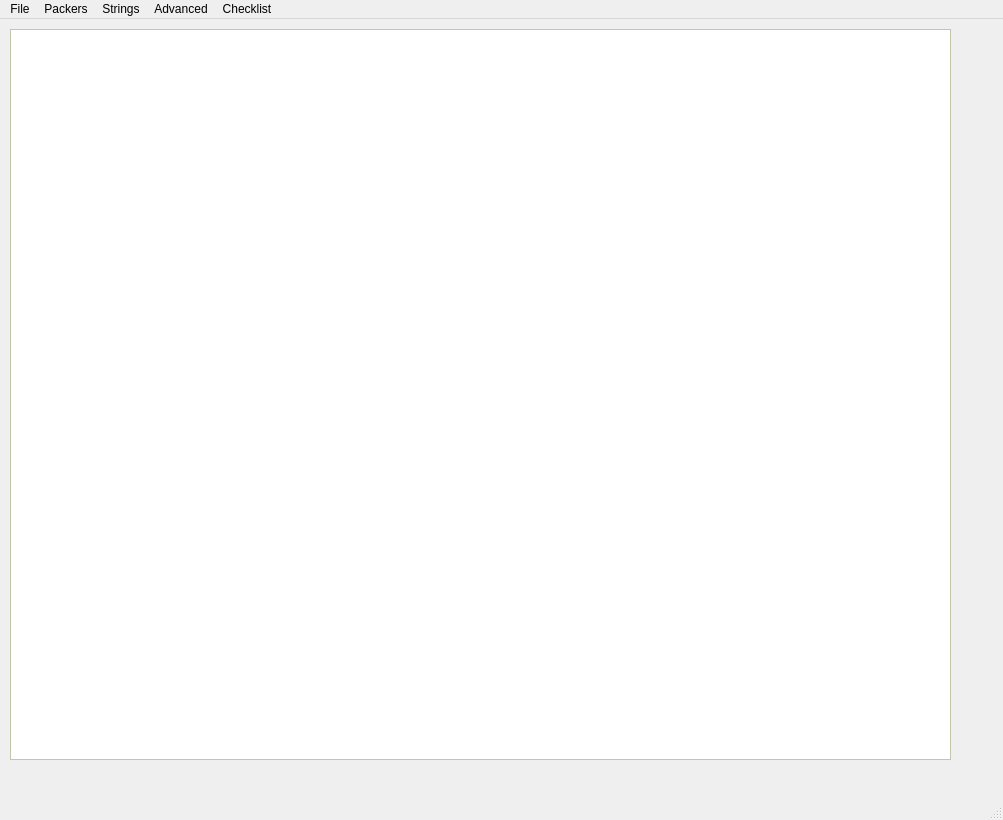
Before: the Qt Designer form mainwindow.ui in briantobin256/Static-File-Analysis-Tool, drawn with Qt 5.
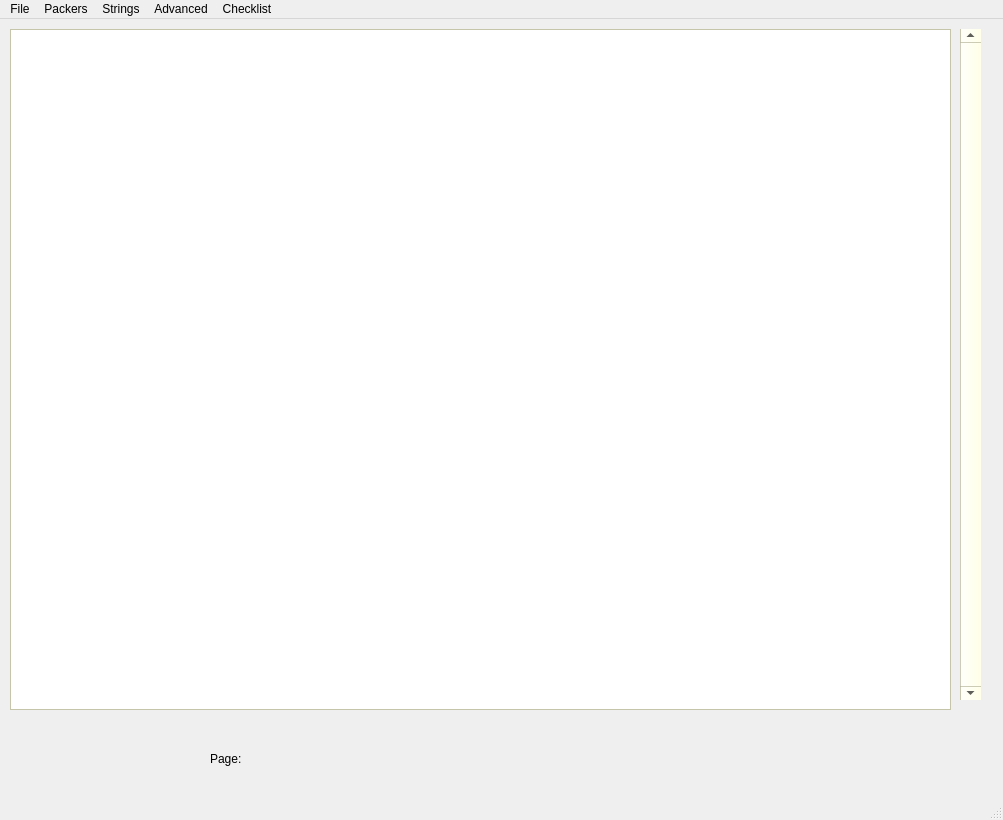
After: the same form once the commit is applied.

Commit message: disassembler loads maxDisplayableInstructions at a time (much faster), some formatting improvements.

Patch:
```diff
--- a/mainwindow.ui
+++ b/mainwindow.ui
@@ -1338,10 +1338,55 @@
         <x>10</x>
         <y>20</y>
         <width>941</width>
-        <height>731</height>
+        <height>681</height>
        </rect>
       </property>
      </widget>
+     <widget class="QScrollBar" name="disassemblyScrollBar">
+      <property name="geometry">
+       <rect>
+        <x>960</x>
+        <y>20</y>
+        <width>21</width>
+        <height>671</height>
+       </rect>
+      </property>
+      <property name="maximum">
+       <number>0</number>
+      </property>
+      <property name="pageStep">
+       <number>16</number>
+      </property>
+      <property name="orientation">
+       <enum>Qt::Vertical</enum>
+      </property>
+     </widget>
+     <widget class="QLabel" name="disassemblyPageNumberLabel">
+      <property name="geometry">
+       <rect>
+        <x>210</x>
+        <y>740</y>
+        <width>69</width>
+        <height>20</height>
+       </rect>
+      </property>
+      <property name="text">
+       <string>Page:</string>
+      </property>
+     </widget>
+     <widget class="QLabel" name="disassemblyPageNumberValue">
+      <property name="geometry">
+       <rect>
+        <x>290</x>
+        <y>740</y>
+        <width>69</width>
+        <height>20</height>
+       </rect>
+      </property>
+      <property name="text">
+       <string/>
+      </property>
+     </widget>
     </widget>
    </widget>
   </widget>
```
Left out of the diff: 2 changed lines with no effect on the pictures. The commit also changes 2 other files.
